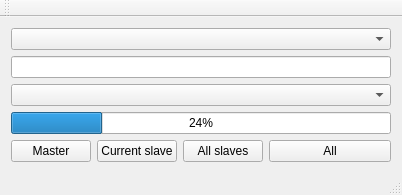
sidsukana/guidsorter, file mainwindow.ui: the form before one commit.
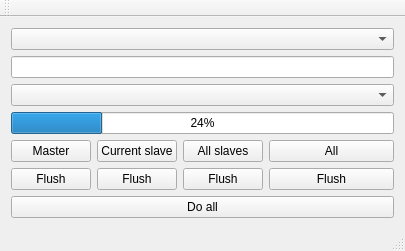
The form after the commit.

Commit message: Change indexes and temp columns

Diff of the .ui file:
```diff
--- a/mainwindow.ui
+++ b/mainwindow.ui
@@ -6,8 +6,8 @@
    <rect>
     <x>0</x>
     <y>0</y>
-    <width>402</width>
-    <height>180</height>
+    <width>405</width>
+    <height>236</height>
    </rect>
   </property>
   <property name="windowTitle">
@@ -15,6 +15,13 @@
   </property>
   <widget class="QWidget" name="centralWidget">
    <layout class="QGridLayout" name="gridLayout">
+    <item row="5" column="0">
+     <widget class="QPushButton" name="pushButton_5">
+      <property name="text">
+       <string>Flush</string>
+      </property>
+     </widget>
+    </item>
     <item row="0" column="0" colspan="5">
      <widget class="QComboBox" name="comboBox"/>
     </item>
@@ -59,6 +66,34 @@
       </property>
      </widget>
     </item>
+    <item row="5" column="1">
+     <widget class="QPushButton" name="pushButton_6">
+      <property name="text">
+       <string>Flush</string>
+      </property>
+     </widget>
+    </item>
+    <item row="5" column="3" colspan="2">
+     <widget class="QPushButton" name="pushButton_8">
+      <property name="text">
+       <string>Flush</string>
+      </property>
+     </widget>
+    </item>
+    <item row="5" column="2">
+     <widget class="QPushButton" name="pushButton_7">
+      <property name="text">
+       <string>Flush</string>
+      </property>
+     </widget>
+    </item>
+    <item row="6" column="0" colspan="5">
+     <widget class="QPushButton" name="pushButton_9">
+      <property name="text">
+       <string>Do all</string>
+      </property>
+     </widget>
+    </item>
    </layout>
   </widget>
   <widget class="QToolBar" name="mainToolBar">
```
Left out of the diff: 24 changed lines with no effect on the pictures. The commit also changes 3 other files.
